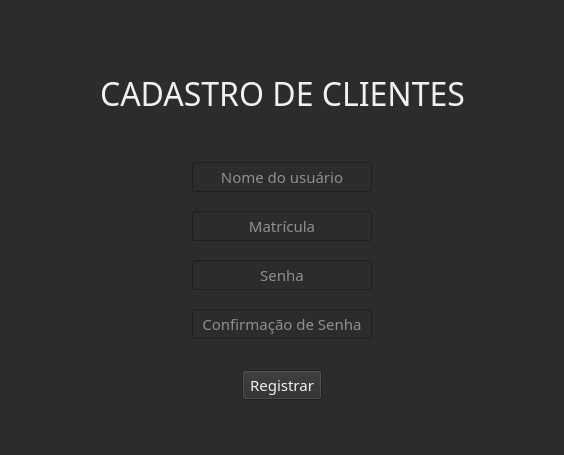
The window that cliente/cliente.ui (kadetete/controle-salas) describes before a commit, drawn with Qt 5.
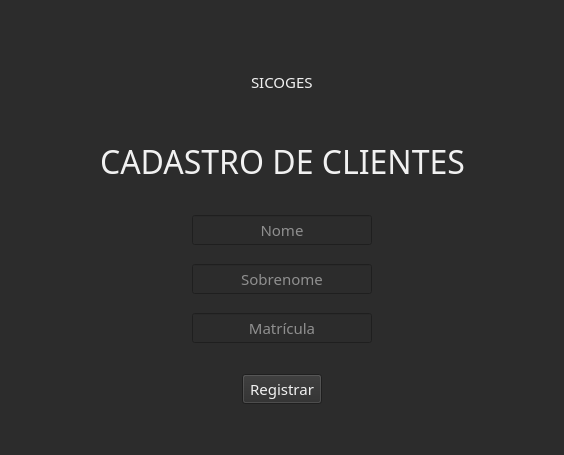
The same window after the commit.

Commit message: att cliente

The edit to the form file:
```diff
--- a/cliente/cliente.ui
+++ b/cliente/cliente.ui
@@ -58,6 +58,62 @@
      </property>
     </spacer>
    </item>
+   <item>
+    <layout class="QHBoxLayout" name="horizontal_layout_sicoges">
+     <property name="topMargin">
+      <number>0</number>
+     </property>
+     <item>
+      <spacer name="horizontal_spacer_sicoges_1">
+       <property name="orientation">
+        <enum>Qt::Horizontal</enum>
+       </property>
+       <property name="sizeHint" stdset="0">
+        <size>
+         <width>40</width>
+         <height>20</height>
+        </size>
+       </property>
+      </spacer>
+     </item>
+     <item>
+      <widget class="QLabel" name="label_sicoges">
+       <property name="text">
+        <string>SICOGES</string>
+       </property>
+      </widget>
+     </item>
+     <item>
+      <spacer name="horizontal_spacer_sicoges_2">
+       <property name="orientation">
+        <enum>Qt::Horizontal</enum>
+       </property>
+       <property name="sizeHint" stdset="0">
+        <size>
+         <width>40</width>
+         <height>20</height>
+        </size>
+       </property>
+      </spacer>
+     </item>
+    </layout>
+   </item>
+   <item>
+    <spacer name="verticalSpacer_2">
+     <property name="orientation">
+      <enum>Qt::Vertical</enum>
+     </property>
+     <property name="sizeType">
+      <enum>QSizePolicy::Fixed</enum>
+     </property>
+     <property name="sizeHint" stdset="0">
+      <size>
+       <width>30</width>
+       <height>40</height>
+      </size>
+     </property>
+    </spacer>
+   </item>
    <item>
     <layout class="QHBoxLayout" name="horizontal_llayout_customer_cadastre">
      <item>
@@ -120,8 +176,8 @@
      </property>
      <property name="sizeHint" stdset="0">
       <size>
-       <width>30</width>
-       <height>40</height>
+       <width>13</width>
+       <height>25</height>
       </size>
      </property>
     </spacer>
@@ -171,7 +227,7 @@
         <bool>false</bool>
        </property>
        <property name="placeholderText">
-        <string>Nome do usuário</string>
+        <string>Nome</string>
        </property>
        <property name="clearButtonEnabled">
         <bool>false</bool>
@@ -179,75 +235,7 @@
       </widget>
      </item>
      <item>
-      <spacer name="horizontal_spacer_user_name_2">
-       <property name="orientation">
-        <enum>Qt::Horizontal</enum>
-       </property>
-       <property name="sizeHint" stdset="0">
-        <size>
-         <width>40</width>
-         <height>20</height>
-        </size>
-       </property>
-      </spacer>
-     </item>
-    </layout>
-   </item>
-   <item>
-    <spacer name="verticalSpacer_3">
-     <property name="orientation">
-      <enum>Qt::Vertical</enum>
-     </property>
-     <property name="sizeType">
-      <enum>QSizePolicy::Fixed</enum>
-     </property>
-     <property name="sizeHint" stdset="0">
-      <size>
-       <width>13</width>
-       <height>13</height>
-      </size>
-     </property>
-    </spacer>
-   </item>
-   <item>
-    <layout class="QHBoxLayout" name="horizontal_layout_matriculation">
-     <item>
-      <spacer name="horizontal_spacer_matriculation_1">
-       <property name="orientation">
-        <enum>Qt::Horizontal</enum>
-       </property>
-       <property name="sizeHint" stdset="0">
-        <size>
-         <width>40</width>
-         <height>20</height>
-        </size>
-       </property>
-      </spacer>
-     </item>
-     <item>
-      <widget class="QLineEdit" name="line_edit_matriculation">
-       <property name="font">
-        <font>
-         <family>Versa Versa</family>
-         <pointsize>11</pointsize>
-        </font>
-       </property>
-       <property name="inputMethodHints">
-        <set>Qt::ImhNone</set>
-       </property>
-       <property name="text">
-        <string/>
-       </property>
-       <property name="alignment">
-        <set>Qt::AlignCenter</set>
-       </property>
-       <property name="placeholderText">
-        <string>Matrícula</string>
-       </property>
-      </widget>
-     </item>
-     <item>
-      <spacer name="horizontal_spacer_matriculation_2">
+      <spacer name="horizontal_spacer_nome_cliente_2">
        <property name="orientation">
         <enum>Qt::Horizontal</enum>
        </property>
@@ -304,13 +292,13 @@
         <string/>
        </property>
        <property name="echoMode">
-        <enum>QLineEdit::Password</enum>
+        <enum>QLineEdit::Normal</enum>
        </property>
        <property name="alignment">
         <set>Qt::AlignCenter</set>
        </property>
        <property name="placeholderText">
-        <string>Senha</string>
+        <string>Sobrenome</string>
        </property>
       </widget>
      </item>
@@ -374,20 +362,11 @@
        <property name="text">
         <string/>
        </property>
-       <property name="maxLength">
-        <number>16</number>
-       </property>
-       <property name="frame">
-        <bool>true</bool>
-       </property>
-       <property name="echoMode">
-        <enum>QLineEdit::Password</enum>
-       </property>
        <property name="alignment">
         <set>Qt::AlignCenter</set>
        </property>
        <property name="placeholderText">
-        <string>Confirmação de Senha</string>
+        <string>Matrícula</string>
        </property>
       </widget>
      </item>
```
Left out of the diff: 26 changed lines with no effect on the pictures. The commit also changes 3 other files.
